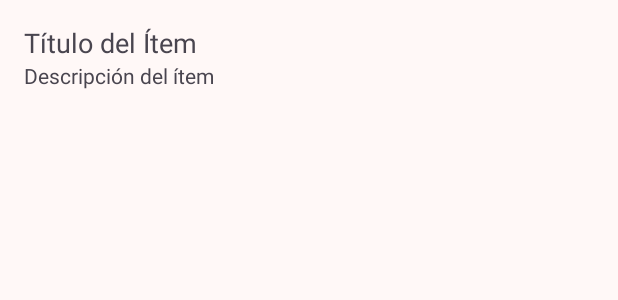
After one commit to AliciaCampo/PopView, an Android app: the layout item_titulo_lista_publica.xml on its own in the app's theme, with its tools: preview values and no code run, on a phone screen of 412 x 824 dp. The commit adds this screen. Shown: the top 300 px of the screen. Run offline under Robolectric (Android 15) with nearby library versions, the phone set to English and light mode, and no system bars.

Commit message:
Añadida pantalla de Detalle lista publica

```diff
--- /dev/null
+++ b/app/src/main/res/layout/item_titulo_lista_publica.xml
@@ -0,0 +1,27 @@
+<?xml version="1.0" encoding="utf-8"?>
+<androidx.constraintlayout.widget.ConstraintLayout xmlns:android="http://schemas.android.com/apk/res/android"
+    xmlns:app="http://schemas.android.com/apk/res-auto"
+    android:layout_width="match_parent"
+    android:layout_height="wrap_content"
+    xmlns:tools="http://schemas.android.com/tools"
+    android:padding="16dp">
+
+    <TextView
+        android:id="@+id/textViewTitulo"
+        android:layout_width="0dp"
+        android:layout_height="wrap_content"
+        android:textSize="18sp"
+        app:layout_constraintStart_toStartOf="parent"
+        app:layout_constraintTop_toTopOf="parent"
+        tools:text="Título del Ítem" />
+
+    <TextView
+        android:id="@+id/textViewDescripcion"
+        android:layout_width="0dp"
+        android:layout_height="wrap_content"
+        android:textSize="14sp"
+        app:layout_constraintStart_toStartOf="parent"
+        app:layout_constraintTop_toBottomOf="@id/textViewTitulo"
+        tools:text="Descripción del ítem" />
+
+</androidx.constraintlayout.widget.ConstraintLayout>
```
Also changed, not shown: app/src/main/AndroidManifest.xml (+6 -3 lines), app/src/main/java/com/example/popview/activity/BuscarListasActivity.kt (+21 -13 lines), app/src/main/java/com/example/popview/activity/DetalleListaPublicaActivity.kt (added, +27 -0 lines), app/src/main/java/com/example/popview/adapter/TitulosListasPublicasAdapter.kt (added, +29 -0 lines), app/src/main/res/layout/activity_detalle_lista_publica.xml (added, +56 -0 lines).
